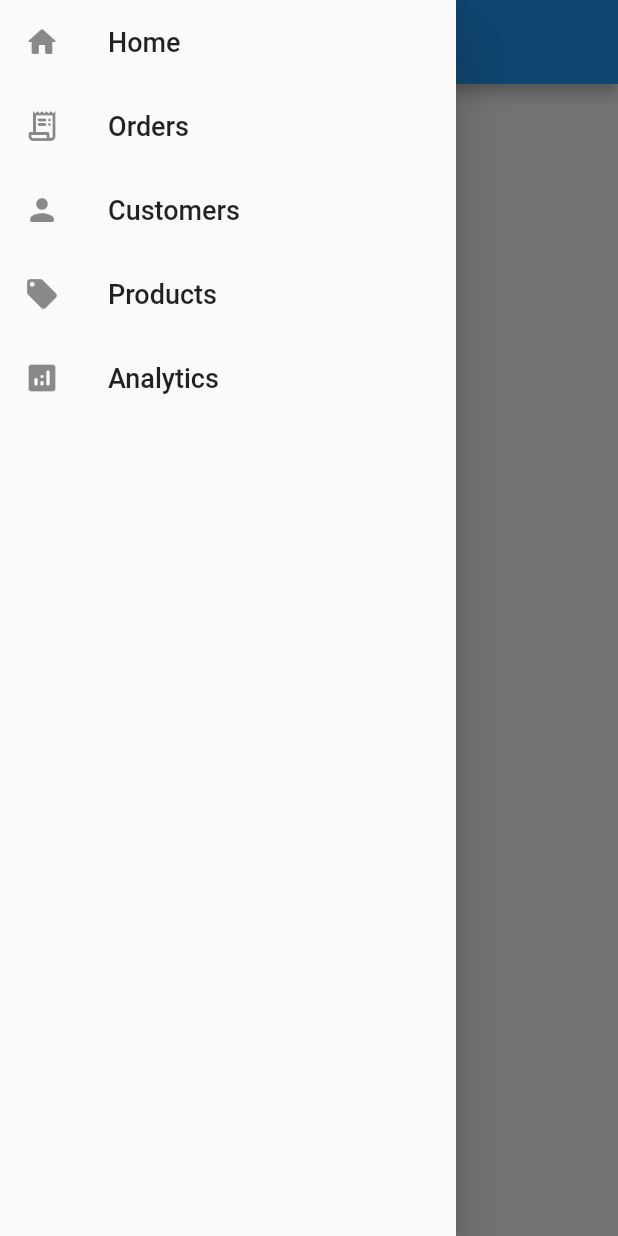
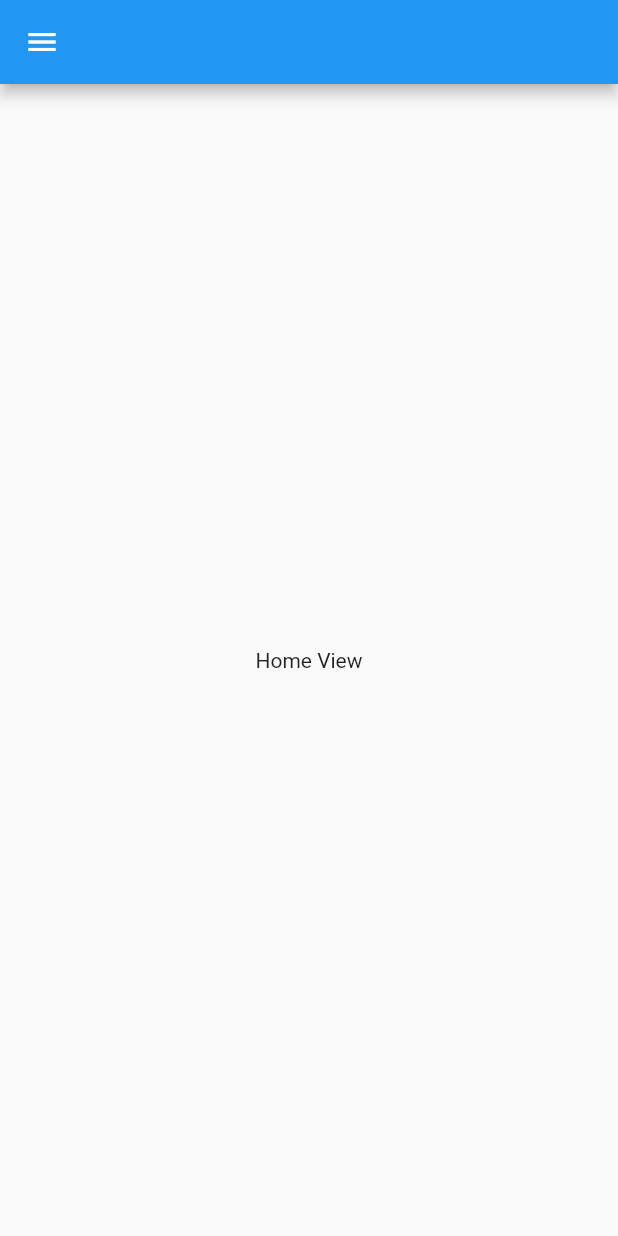
Before and after one commit to YazeedAlKhalaf/gdg_accra_flutter_desktop_fireside_chat_example, a Flutter app: the screen it shows after launch, in the side drawer, after a tap on "Home", on a phone screen of 412 x 824 dp. Run offline on Flutter 3.47's test engine with Material 2 defaults, Android fonts, the phone set to English and light mode, and no system bars; our stand-ins replace flutter_riverpod.

Commit message:
➕ Add flutter_riverpod, change home_view to main_view

```diff
--- a/lib/app/app.dart
+++ b/lib/app/app.dart
@@ -1,11 +1,11 @@
 import 'package:flutter/material.dart';
-import 'package:flutter_desktop_fireside_chat_example/ui/views/home_view.dart';
+import 'package:flutter_desktop_fireside_chat_example/ui/views/main_view.dart';
 
 class App extends StatelessWidget {
   @override
   Widget build(BuildContext context) {
     return MaterialApp(
-      home: HomeView(),
+      home: MainView(),
     );
   }
 }
--- /dev/null
+++ b/lib/app/providers/home_provider.dart
@@ -0,0 +1,15 @@
+import 'package:flutter_riverpod/flutter_riverpod.dart';
+
+// ignore: top_level_function_literal_block
+final drawerIndexProvider =
+    StateNotifierProvider<DrawerIndexProvider, int>((ref) {
+  return DrawerIndexProvider();
+});
+
+class DrawerIndexProvider extends StateNotifier<int> {
+  DrawerIndexProvider() : super(0);
+
+  void setIndex(int newIndex) {
+    state = newIndex;
+  }
+}
--- a/lib/main.dart
+++ b/lib/main.dart
@@ -1,6 +1,7 @@
 import 'package:flutter/material.dart';
 import 'package:flutter_desktop_fireside_chat_example/app/app.dart';
+import 'package:flutter_riverpod/flutter_riverpod.dart';
 
 void main() {
-  runApp(App());
+  runApp(ProviderScope(child: App()));
 }
--- a/lib/ui/views/home_view.dart
+++ /dev/null
@@ -1,107 +0,0 @@
-import 'package:flutter/material.dart';
-import 'package:flutter_desktop_fireside_chat_example/ui/widgets/responsive.dart';
-
-class HomeView extends StatefulWidget {
-  @override
-  _HomeViewState createState() => _HomeViewState();
-}
-
-class _HomeViewState extends State<HomeView> {
-  @override
-  Widget build(BuildContext context) {
-    return Responsive(
-      mobile: _HomeViewMobile(),
-      desktop: _HomeViewDesktop(),
-    );
-  }
-}
-
-class _HomeViewDrawer extends StatelessWidget {
-  @override
-  Widget build(BuildContext context) {
-    _buildDrawerListTile({
-      required String title,
-      required IconData icon,
-      required void Function() onTap,
-    }) {
-      return ListTile(
-        leading: Icon(
-          icon,
-        ),
-        title: Text(
-          title,
-          style: TextStyle(
-            fontSize: 18,
-            fontWeight: FontWeight.w500,
-          ),
-        ),
-        onTap: onTap,
-      );
-    }
-
-    return Drawer(
-      child: Column(
-        children: <Widget>[
-          _buildDrawerListTile(
-            title: "Home",
-            icon: Icons.home_rounded,
-            onTap: () {},
-          ),
-          _buildDrawerListTile(
-            title: "Orders",
-            icon: Icons.receipt_long_rounded,
-            onTap: () {},
-          ),
-          _buildDrawerListTile(
-            title: "Customers",
-            icon: Icons.person_rounded,
-            onTap: () {},
-          ),
-          _buildDrawerListTile(
-            title: "Products",
-            icon: Icons.local_offer_rounded,
-            onTap: () {},
-          ),
-          _buildDrawerListTile(
-            title: "Analytics",
-            icon: Icons.analytics_rounded,
-            onTap: () {},
-          ),
-        ],
-      ),
-    );
-  }
-}
-
-class _HomeViewMobile extends StatefulWidget {
-  @override
-  __HomeViewMobileState createState() => __HomeViewMobileState();
-}
-
-class __HomeViewMobileState extends State<_HomeViewMobile> {
-  @override
-  Widget build(BuildContext context) {
-    return Scaffold(
-      appBar: AppBar(),
-      drawer: _HomeViewDrawer(),
-    );
-  }
-}
-
-class _HomeViewDesktop extends StatefulWidget {
-  @override
-  __HomeViewDesktopState createState() => __HomeViewDesktopState();
-}
-
-class __HomeViewDesktopState extends State<_HomeViewDesktop> {
-  @override
-  Widget build(BuildContext context) {
-    return Scaffold(
-      body: Row(
-        children: <Widget>[
-          _HomeViewDrawer(),
-        ],
-      ),
-    );
-  }
-}
--- /dev/null
+++ b/lib/ui/views/main_view.dart
@@ -0,0 +1,138 @@
+import 'package:flutter/material.dart';
+import 'package:flutter_desktop_fireside_chat_example/app/providers/home_provider.dart';
+
+import 'package:flutter_desktop_fireside_chat_example/ui/widgets/responsive.dart';
+import 'package:flutter_riverpod/flutter_riverpod.dart';
+
+class MainView extends StatefulWidget {
+  @override
+  _MainViewState createState() => _MainViewState();
+}
+
+class _MainViewState extends State<MainView> {
+  @override
+  Widget build(BuildContext context) {
+    return Responsive(
+      mobile: _MainViewMobile(),
+      desktop: _MainViewDesktop(),
+    );
+  }
+}
+
+class _MainViewDrawer extends ConsumerWidget {
+  @override
+  Widget build(BuildContext context, ScopedReader watch) {
+    final DrawerIndexProvider _drawerIndexProvider =
+        watch(drawerIndexProvider.notifier);
+
+    _buildDrawerListTile({
+      required String title,
+      required IconData icon,
+      required void Function() onTap,
+    }) {
+      return ListTile(
+        leading: Icon(
+          icon,
+        ),
+        title: Text(
+          title,
+          style: TextStyle(
+            fontSize: 18,
+            fontWeight: FontWeight.w500,
+          ),
+        ),
+        onTap: () {
+          onTap();
+          if (!Responsive.isDesktop(context)) {
+            Navigator.of(context).pop();
+          }
+        },
+      );
+    }
+
+    return Drawer(
+      child: Column(
+        children: <Widget>[
+          _buildDrawerListTile(
+            title: "Home",
+            icon: Icons.home_rounded,
+            onTap: () {
+              _drawerIndexProvider.setIndex(0);
+            },
+          ),
+          _buildDrawerListTile(
+            title: "Orders",
+            icon: Icons.receipt_long_rounded,
+            onTap: () {
+              _drawerIndexProvider.setIndex(1);
+            },
+          ),
+          _buildDrawerListTile(
+            title: "Customers",
+            icon: Icons.person_rounded,
+            onTap: () {
+              _drawerIndexProvider.setIndex(2);
+            },
+          ),
+          _buildDrawerListTile(
+            title: "Products",
+            icon: Icons.local_offer_rounded,
+            onTap: () {
+              _drawerIndexProvider.setIndex(3);
+            },
+          ),
+          _buildDrawerListTile(
+            title: "Analytics",
+            icon: Icons.analytics_rounded,
+            onTap: () {
+              _drawerIndexProvider.setIndex(4);
+            },
+          ),
+        ],
+      ),
+    );
+  }
+}
+
+class _MainViewIndexedStack extends ConsumerWidget {
+  @override
+  Widget build(BuildContext context, ScopedReader watch) {
+    return IndexedStack(
+      index: watch(drawerIndexProvider),
+      children: <Widget>[
+        Center(child: Text("Home View")),
+        Center(child: Text("Orders View")),
+        Center(child: Text("Customers View")),
+        Center(child: Text("Products View")),
+        Center(child: Text("Analytics View")),
+      ],
+    );
+  }
+}
+
+class _MainViewMobile extends StatelessWidget {
+  @override
+  Widget build(BuildContext context) {
+    return Scaffold(
+      appBar: AppBar(),
+      drawer: _MainViewDrawer(),
+      body: _MainViewIndexedStack(),
+    );
+  }
+}
+
+class _MainViewDesktop extends StatelessWidget {
+  @override
+  Widget build(BuildContext context) {
+    return Scaffold(
+      body: Row(
+        children: <Widget>[
+          _MainViewDrawer(),
+          Expanded(
+            child: _MainViewIndexedStack(),
+          ),
+        ],
+      ),
+    );
+  }
+}
--- a/pubspec.yaml
+++ b/pubspec.yaml
@@ -10,6 +10,9 @@ dependencies:
   flutter:
     sdk: flutter
 
+  get_it: ^7.1.2
+  flutter_riverpod: ^0.14.0+3
+
 dev_dependencies:
   flutter_test:
     sdk: flutter
```
Also changed, not shown: pubspec.lock, 1 other file.
